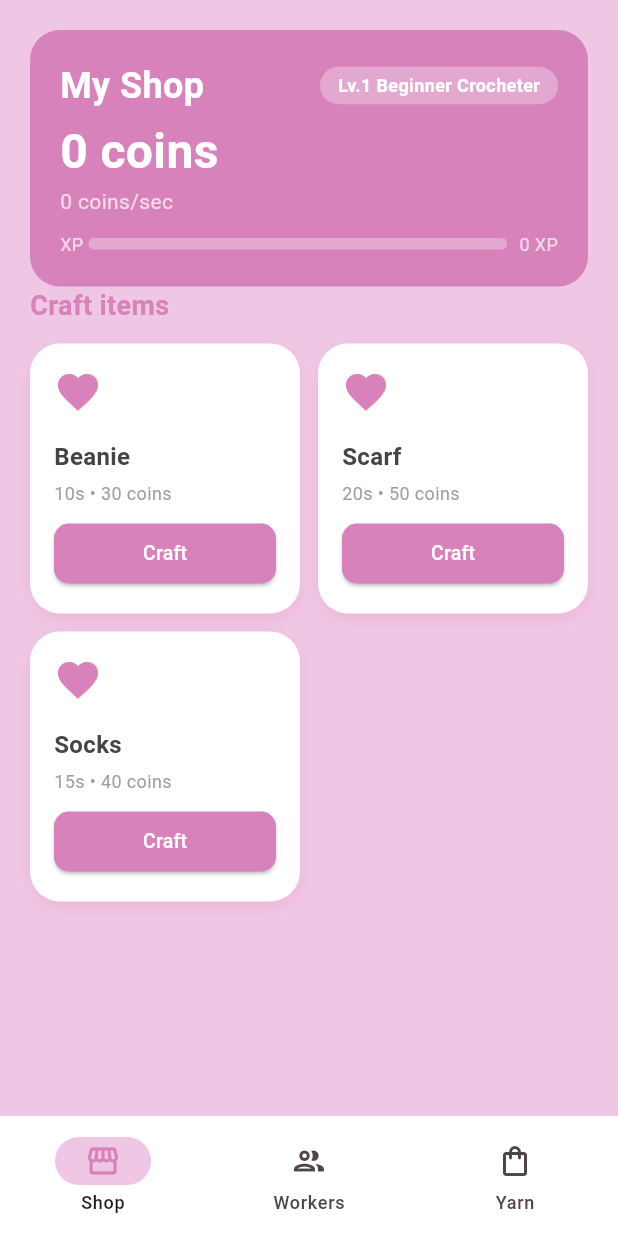
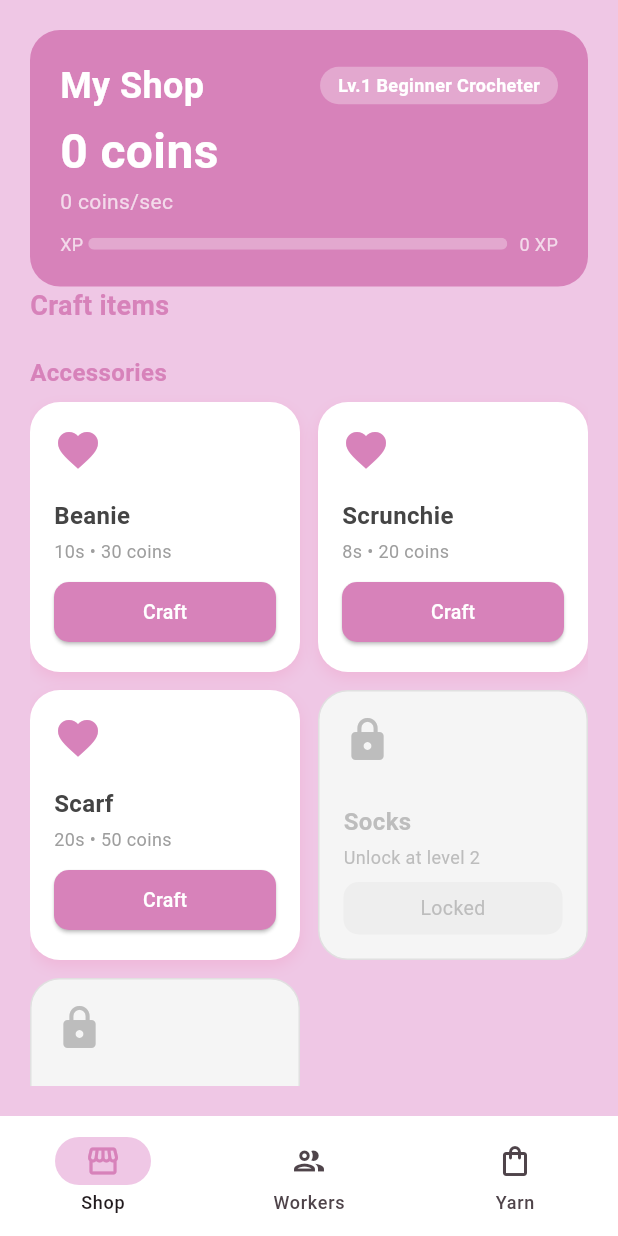
Before and after one commit to Anilorak123/hooky-flutter, a Flutter app: the MainScreen screen opened directly, on a phone screen of 412 x 824 dp. Run offline on Flutter 3.47's test engine with Material 3 defaults, Android fonts, the phone set to English and light mode, and no system bars; our stand-ins replace shared_preferences; accounts and stored records are empty.

Commit message:
Add item categories and unlock system

```diff
--- a/lib/game_state.dart
+++ b/lib/game_state.dart
@@ -6,16 +6,39 @@ import 'package:shared_preferences/shared_preferences.dart';
 
 class Item {
   final String name;
-  final int baseTime; // seconds
+  final int baseTime;
   final int basePrice;
+  final int unlockLevel;
+  final String category;
 
-  const Item({required this.name, required this.baseTime, required this.basePrice});
+  const Item({
+    required this.name,
+    required this.baseTime,
+    required this.basePrice,
+    this.unlockLevel = 1,
+    required this.category,
+  });
 }
 
 const List<Item> items = [
-  Item(name: 'Beanie', baseTime: 10, basePrice: 30),
-  Item(name: 'Scarf', baseTime: 20, basePrice: 50),
-  Item(name: 'Socks', baseTime: 15, basePrice: 40),
+  // Accessories - available from start
+  Item(name: 'Beanie', baseTime: 10, basePrice: 30, unlockLevel: 1, category: 'Accessories'),
+  Item(name: 'Scrunchie', baseTime: 8, basePrice: 20, unlockLevel: 1, category: 'Accessories'),
+  Item(name: 'Scarf', baseTime: 20, basePrice: 50, unlockLevel: 1, category: 'Accessories'),
+  Item(name: 'Socks', baseTime: 15, basePrice: 40, unlockLevel: 2, category: 'Accessories'),
+  Item(name: 'Fingerless Gloves', baseTime: 25, basePrice: 65, unlockLevel: 2, category: 'Accessories'),
+  // Home decor - unlock level 3
+  Item(name: 'Pot Holder', baseTime: 30, basePrice: 80, unlockLevel: 3, category: 'Home Decor'),
+  Item(name: 'Coaster Set', baseTime: 35, basePrice: 90, unlockLevel: 3, category: 'Home Decor'),
+  Item(name: 'Pillow Cover', baseTime: 60, basePrice: 150, unlockLevel: 4, category: 'Home Decor'),
+  // Amigurumi - unlock level 5
+  Item(name: 'Cactus Plushie', baseTime: 80, basePrice: 180, unlockLevel: 5, category: 'Amigurumi'),
+  Item(name: 'Bunny Plushie', baseTime: 90, basePrice: 200, unlockLevel: 5, category: 'Amigurumi'),
+  Item(name: 'Bear Plushie', baseTime: 120, basePrice: 250, unlockLevel: 6, category: 'Amigurumi'),
+  // Clothing - unlock level 7
+  Item(name: 'Baby Booties', baseTime: 45, basePrice: 120, unlockLevel: 7, category: 'Clothing'),
+  Item(name: 'Crop Top', baseTime: 180, basePrice: 400, unlockLevel: 8, category: 'Clothing'),
+  Item(name: 'Cardigan', baseTime: 300, basePrice: 700, unlockLevel: 9, category: 'Clothing'),
 ];
 
 class Worker {
--- a/lib/main.dart
+++ b/lib/main.dart
@@ -187,7 +187,6 @@ class ShopScreen extends StatelessWidget {
   @override
   Widget build(BuildContext context) {
     final game = context.watch<GameState>();
-    print('Level: ${game.level}, XP: ${game.xp}');
 
     return SafeArea(
       child: Padding(
@@ -371,13 +370,50 @@ class ShopScreen extends StatelessWidget {
             ),
             const SizedBox(height: 12),
 
-            // Items grid
             Expanded(
-              child: GridView.count(
-                crossAxisCount: 2,
-                crossAxisSpacing: 12,
-                mainAxisSpacing: 12,
-                children: items.map((item) => _ItemCard(item: item)).toList(),
+              child: ListView(
+                children: [
+                  ...['Accessories', 'Home Decor', 'Amigurumi', 'Clothing'].map((category) {
+                    final categoryItems = items
+                        .where((i) => i.category == category)
+                        .toList();
+                    final unlockedItems = categoryItems
+                        .where((i) => i.unlockLevel <= game.level)
+                        .toList();
+                    final lockedItems = categoryItems
+                        .where((i) => i.unlockLevel > game.level)
+                        .toList();
+
+                    return Column(
+                      crossAxisAlignment: CrossAxisAlignment.start,
+                      children: [
+                        Padding(
+                          padding: const EdgeInsets.symmetric(vertical: 8),
+                          child: Text(
+                            category,
+                            style: const TextStyle(
+                              fontSize: 16,
+                              fontWeight: FontWeight.bold,
+                              color: Color(0xFFD782BA),
+                            ),
+                          ),
+                        ),
+                        GridView.count(
+                          crossAxisCount: 2,
+                          crossAxisSpacing: 12,
+                          mainAxisSpacing: 12,
+                          shrinkWrap: true,
+                          physics: const NeverScrollableScrollPhysics(),
+                          children: [
+                            ...unlockedItems.map((item) => _ItemCard(item: item)),
+                            ...lockedItems.map((item) => _LockedItemCard(item: item)),
+                          ],
+                        ),
+                        const SizedBox(height: 8),
+                      ],
+                    );
+                  }),
+                ],
               ),
             ),
           ],
@@ -446,6 +482,58 @@ class _ItemCard extends StatelessWidget {
                 isCrafting ? 'Busy' : 'Craft',
                 style: const TextStyle(fontSize: 13),
               ),
+            ),
+          ),
+        ],
+      ),
+    );
+  }
+}
+
+class _LockedItemCard extends StatelessWidget {
+  final Item item;
+
+  const _LockedItemCard({required this.item});
+
+  @override
+  Widget build(BuildContext context) {
+    return Container(
+      padding: const EdgeInsets.all(16),
+      decoration: BoxDecoration(
+        color: Colors.grey[100],
+        borderRadius: BorderRadius.circular(20),
+        border: Border.all(color: Colors.grey[300]!),
+      ),
+      child: Column(
+        crossAxisAlignment: CrossAxisAlignment.start,
+        children: [
+          Icon(Icons.lock, color: Colors.grey[400], size: 32),
+          const Spacer(),
+          Text(
+            item.name,
+            style: TextStyle(
+              fontSize: 16,
+              fontWeight: FontWeight.bold,
+              color: Colors.grey[400],
+            ),
+          ),
+          const SizedBox(height: 4),
+          Text(
+            'Unlock at level ${item.unlockLevel}',
+            style: TextStyle(fontSize: 12, color: Colors.grey[400]),
+          ),
+          const SizedBox(height: 8),
+          Container(
+            width: double.infinity,
+            padding: const EdgeInsets.symmetric(vertical: 8),
+            decoration: BoxDecoration(
+              color: Colors.grey[200],
+              borderRadius: BorderRadius.circular(10),
+            ),
+            child: Text(
+              'Locked',
+              textAlign: TextAlign.center,
+              style: TextStyle(fontSize: 13, color: Colors.grey[400]),
             ),
           ),
         ],
```
